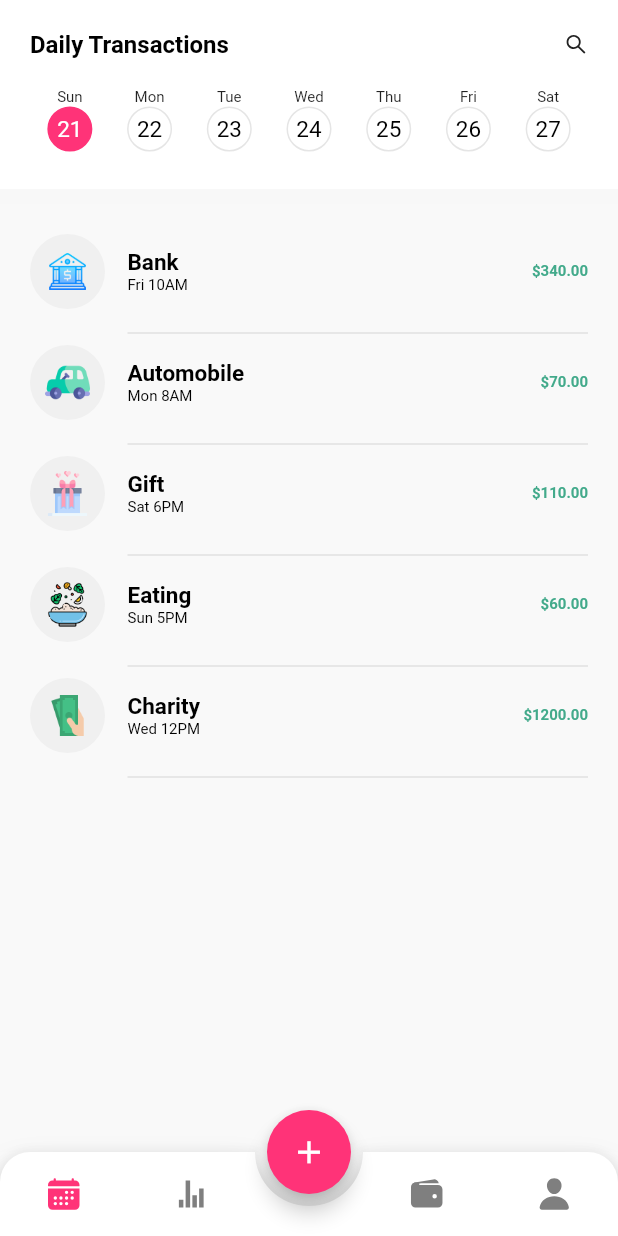
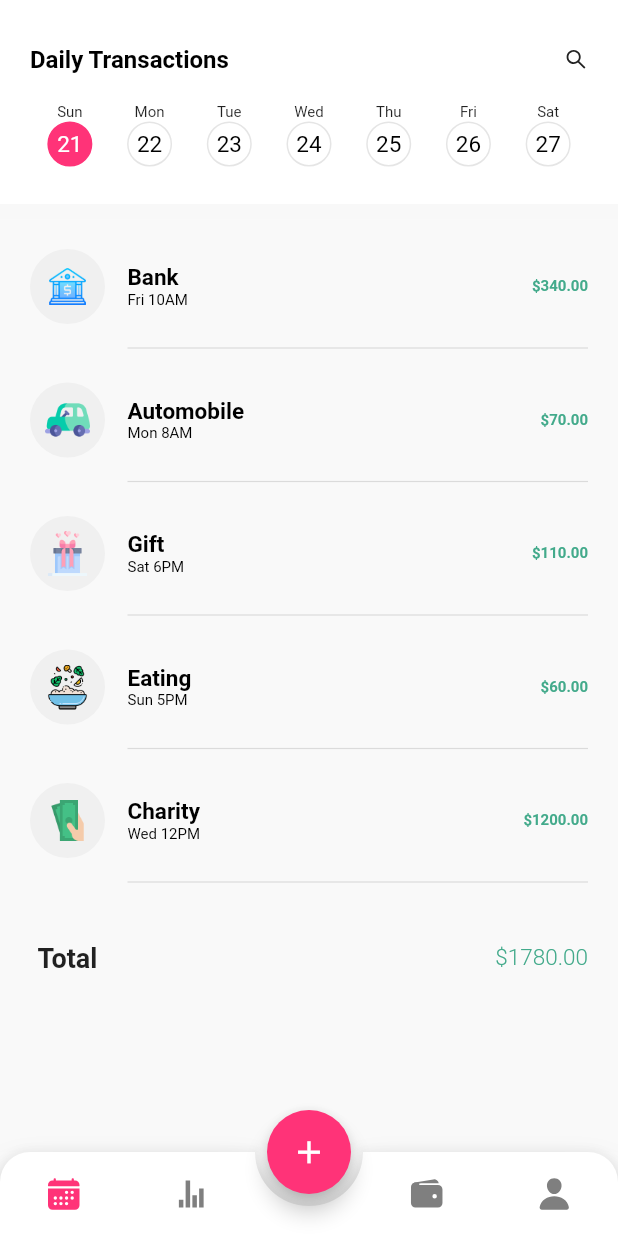
Before and after one commit to NoiVu/Budget_Tracker_App_UI, a Flutter app: the screen it shows after launch, on a phone screen of 412 x 824 dp. Run offline on Flutter 3.47's test engine with Material 2 defaults, Android fonts, the phone set to English and light mode, and no system bars; drawn by our look-alikes of animated_bottom_navigation_bar; our stand-ins replace flutter_icons.

Commit message:
update version 1.5

```diff
--- a/lib/pages/daily_page.dart
+++ b/lib/pages/daily_page.dart
@@ -34,7 +34,7 @@ class _DailyPageState extends State<DailyPage> {
                   blurRadius: 3)
             ]),
             child: Padding(
-              padding: EdgeInsets.fromLTRB(20, 20, 20, 25),
+              padding: EdgeInsets.fromLTRB(20, 30, 20, 25),
               child: Column(
                 children: [
                   Row(
@@ -178,12 +178,25 @@ class _DailyPageState extends State<DailyPage> {
                   Padding(
                     padding: EdgeInsets.only(left: 65,top: 8 ),
                     child: Divider(thickness: 0.8),
-                  )
+                  ),
+                  SizedBox(height: 15),
                 ],
+
                 );
-              }),
-            ),
+
+              })),
           ),
+          SizedBox(height: 15),
+          Padding(padding: EdgeInsets.only(right:20 ,left: 25,top: 2),
+          child: Row(
+            mainAxisAlignment: MainAxisAlignment.spaceBetween,
+
+            children: [
+              Text('Total',style: TextStyle(fontSize: 18,fontWeight: FontWeight.w600),),
+              Text('\$1780.00',style: TextStyle(fontSize: 15,fontWeight: FontWeight.w300,color: green))
+            ],
+          ),
+          )
         ],
       ),
     );
```
Also changed, not shown: lib/pages/stats_page.dart (added).
